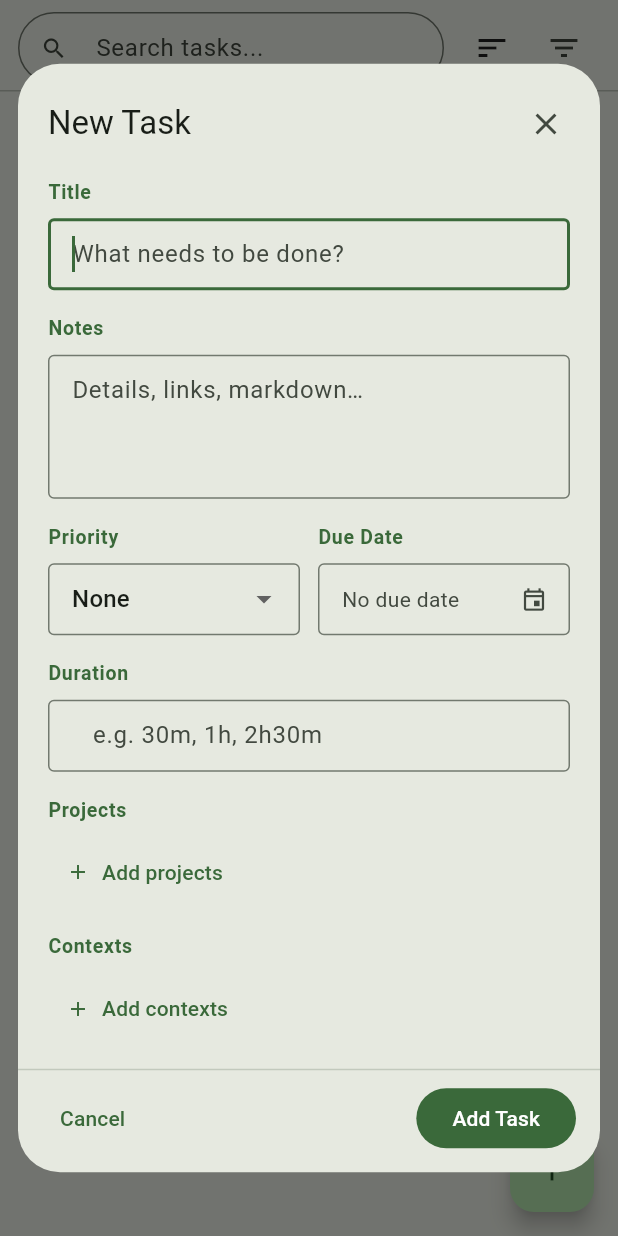
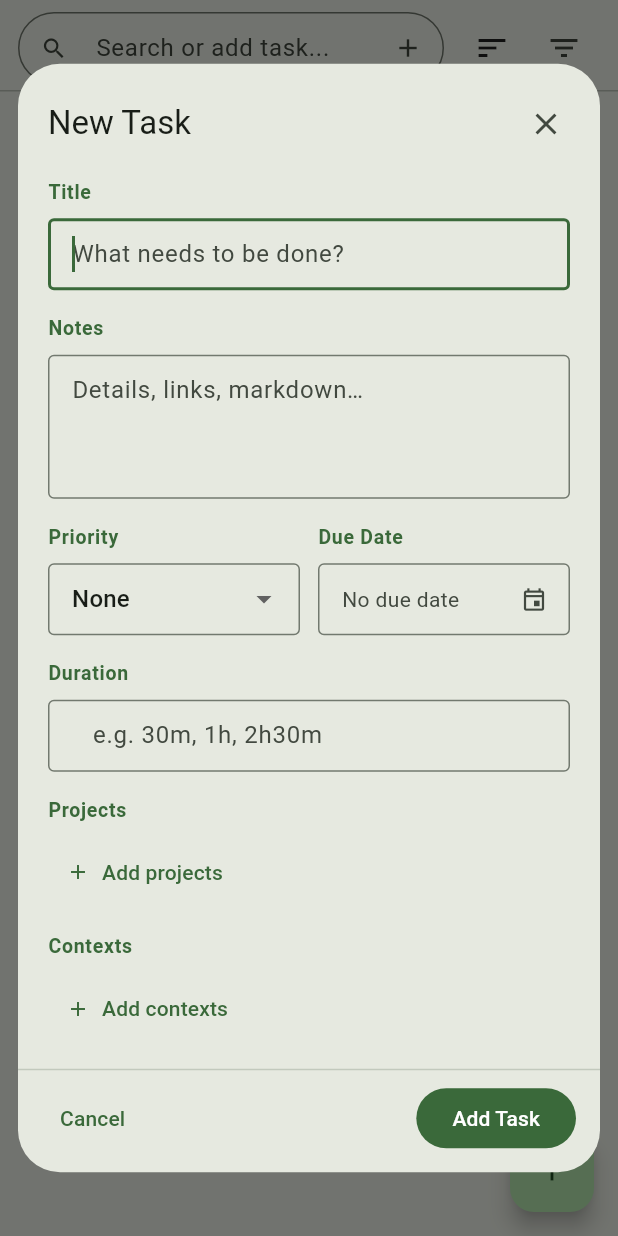
Before and after one commit to gjwgit/todopod, a Flutter app: the TasksScreen screen opened directly, after a tap on the "add" icon, on a phone screen of 412 x 824 dp. Run offline on Flutter 3.47's test engine with Material 3 defaults, Android fonts, the phone set to English and light mode, and no system bars; our stand-ins replace file_picker, gap; missing offline and left inert: solidpod, solidui; statements that could not run were skipped.

Commit message:
Bump version 0.1.8 - Search Bar to New Task

```diff
--- a/lib/pages/task_edit.dart
+++ b/lib/pages/task_edit.dart
@@ -27,7 +27,10 @@ class TaskEdit extends StatefulWidget {
   /// The task to edit, or null to create a new task.
   final Task? task;
 
-  const TaskEdit({super.key, this.task});
+  /// Pre-fill the title when creating a new task (ignored when editing).
+  final String? initialTitle;
+
+  const TaskEdit({super.key, this.task, this.initialTitle});
 
   @override
   State<TaskEdit> createState() => _TaskEditState();
@@ -58,7 +61,9 @@ class _TaskEditState extends State<TaskEdit> {
   void initState() {
     super.initState();
     final t = widget.task;
-    _description = TextEditingController(text: t?.description ?? '');
+    _description = TextEditingController(
+      text: t?.description ?? widget.initialTitle ?? '',
+    );
     _notes = TextEditingController(text: t?.notes ?? '');
     _duration = TextEditingController(text: t?.duration ?? '');
     _priority = t?.priority;
--- a/lib/screens/tasks_screen.dart
+++ b/lib/screens/tasks_screen.dart
@@ -66,17 +66,27 @@ class _TasksScreenState extends State<TasksScreen> {
                   child: TextField(
                     controller: _search,
                     decoration: InputDecoration(
-                      hintText: 'Search tasks...',
+                      hintText: 'Search or add task...',
                       prefixIcon: const Icon(Icons.search, size: 18),
-                      suffixIcon: _query.isNotEmpty
-                          ? IconButton(
+                      suffixIcon: Row(
+                        mainAxisSize: MainAxisSize.min,
+                        children: [
+                          if (_query.isNotEmpty)
+                            IconButton(
                               icon: const Icon(Icons.clear, size: 18),
                               onPressed: () {
                                 _search.clear();
                                 setState(() => _query = '');
                               },
-                            )
-                          : null,
+                            ),
+                          IconButton(
+                            icon: const Icon(Icons.add, size: 20),
+                            tooltip: 'Create task from search text',
+                            onPressed: () =>
+                                _addTaskFromSearch(context, provider),
+                          ),
+                        ],
+                      ),
                       isDense: true,
                       border: OutlineInputBorder(
                         borderRadius: BorderRadius.circular(24),
@@ -84,6 +94,7 @@ class _TasksScreenState extends State<TasksScreen> {
                       contentPadding: const EdgeInsets.symmetric(vertical: 8),
                     ),
                     onChanged: (v) => setState(() => _query = v),
+                    onSubmitted: (_) => _addTaskFromSearch(context, provider),
                   ),
                 ),
                 const Gap(8),
@@ -165,6 +176,27 @@ class _TasksScreenState extends State<TasksScreen> {
     messenger.showSnackBar(const SnackBar(content: Text('Task added')));
   }
 
+  Future<void> _addTaskFromSearch(
+    BuildContext context,
+    AppProvider provider,
+  ) async {
+    final title = _search.text.trim();
+    _search.clear();
+    setState(() => _query = '');
+
+    final messenger = ScaffoldMessenger.of(context);
+    final task = await showDialog<Task>(
+      context: context,
+      builder: (_) => TaskEdit(initialTitle: title),
+    );
+    if (task != null) {
+      provider.addTask(task);
+      await provider.saveTodoToPod();
+      if (!context.mounted) return;
+      messenger.showSnackBar(const SnackBar(content: Text('Task added')));
+    }
+  }
+
   Future<void> _editTask(
     BuildContext context,
     Task task,
--- a/pubspec.yaml
+++ b/pubspec.yaml
@@ -1,7 +1,7 @@
 name: todopod
 description: "ToDo List Management with Secure and Private Storage"
 publish_to: 'none'
-version: 0.1.7+1
+version: 0.1.8+1
 
 environment:
   sdk: ^3.11.3
--- a/snap/snapcraft.yaml
+++ b/snap/snapcraft.yaml
@@ -1,5 +1,5 @@
 name: todopod
-version: 0.1.7
+version: 0.1.8
 summary: Privacy preserving to do list manager.
 description: |
   ToDoPod collects your task items and securely stores them in your
```
Also changed, not shown: 4 other files.
